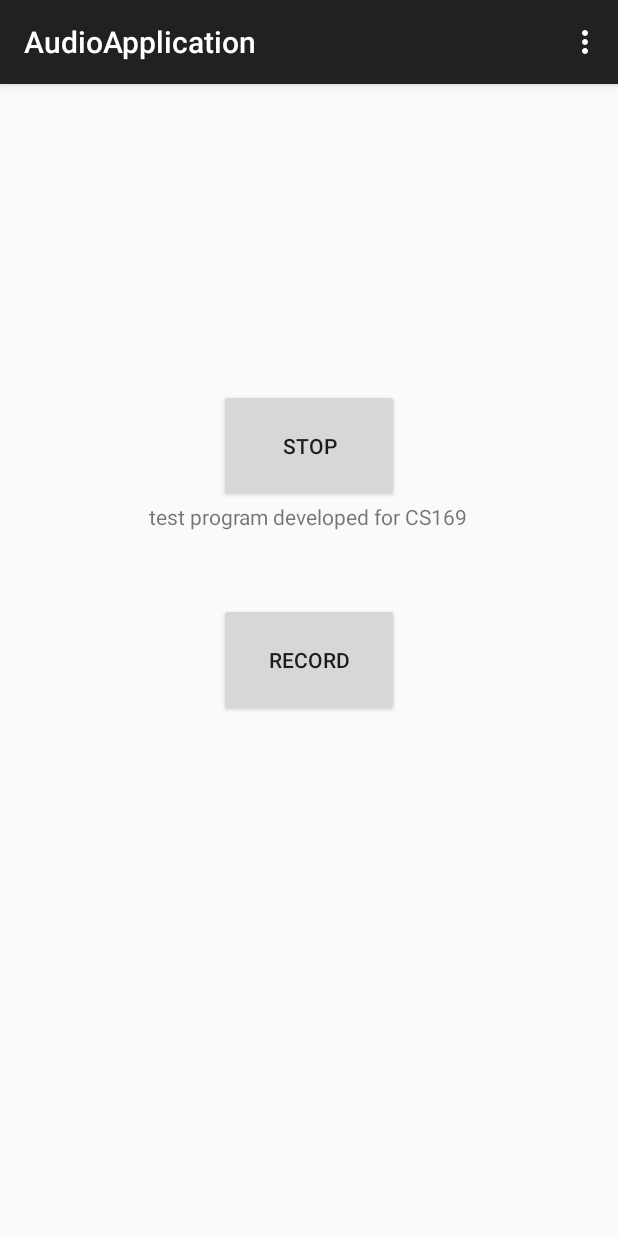
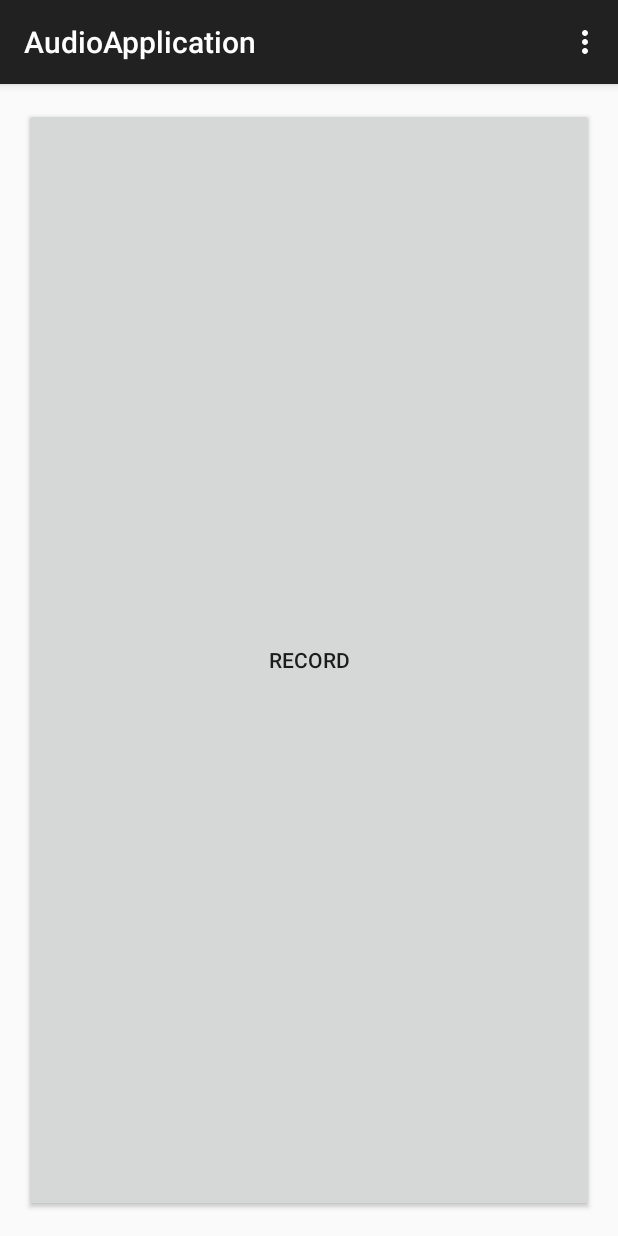
Before and after one commit to hw87244557/CS169, an Android app: the screen it shows after launch (MainActivity), in the options menu, after a tap on "Settings", on a phone screen of 412 x 824 dp. Run offline under Robolectric (Android 15) with nearby library versions, the phone set to English and light mode, and no system bars.

Commit message:
ui change

```diff
--- a/app/src/main/java/com/example/weihuang/audioapplication/BlockerDetector.java
+++ b/app/src/main/java/com/example/weihuang/audioapplication/BlockerDetector.java
@@ -32,7 +32,7 @@ public class BlockerDetector {
             return false;
         }
         int level_3_output = level_3(level_2_output);
-        if (count > 50000 && level_3_output > 1000) {
+        if (count > 50000 && level_3_output > 600) {
             return true;
         }
 
--- a/app/src/main/java/com/example/weihuang/audioapplication/ButtonListener.java
+++ b/app/src/main/java/com/example/weihuang/audioapplication/ButtonListener.java
@@ -30,39 +30,46 @@ public class ButtonListener implements Button.OnClickListener{
     @Override
     public void onClick(View view) {
         int button_id  = view.getId();
-        switch (button_id) {
-            case R.id.button_record:
-                view.setVisibility(View.INVISIBLE);
-                ((Activity) mContext).findViewById(R.id.button_play).setVisibility(View.INVISIBLE);
-                /* auto play */
-                taskTransmit = new TaskTransmit(mToneCreator);
-                taskTransmit.execute();
-                /* auto play */
-                recordTask = new TaskRecord(mContext, mParentActivity);
-                recordTask.execute();
-                break;
-            case R.id.button_record2:
-                view.setVisibility(View.INVISIBLE);
-                ((Activity) mContext).findViewById(R.id.button_play).setVisibility(View.INVISIBLE);
-                /* auto play */
-                taskTransmit = new TaskTransmit(mToneCreator2);
-                taskTransmit.execute();
-                /* auto play */
-                recordTask = new TaskRecord(mContext, mParentActivity);
-                recordTask.execute();
-                break;
-            case R.id.button_play:
-                view.setVisibility(View.INVISIBLE);
-                ((Activity) mContext).findViewById(R.id.button_record).setVisibility(View.INVISIBLE);
-                TaskPlay playTask = new TaskPlay(mContext);
-                playTask.execute();
-                break;
-            case R.id.button_stop:
-                if (recordTask != null) {
-                    recordTask.stopRecord();
-                    taskTransmit.stopTransmit();
-                }
-                break;
-        }
+        //view.setVisibility(View.INVISIBLE);
+        /* auto play */
+        taskTransmit = new TaskTransmit(mToneCreator2);
+        taskTransmit.execute();
+        /* auto record */
+        recordTask = new TaskRecord(mContext, mParentActivity);
+        recordTask.execute();
+//        switch (button_id) {
+////            case R.id.button_record:
+////                view.setVisibility(View.INVISIBLE);
+////                ((Activity) mContext).findViewById(R.id.button_play).setVisibility(View.INVISIBLE);
+////                /* auto play */
+////                taskTransmit = new TaskTransmit(mToneCreator);
+////                taskTransmit.execute();
+////                /* auto play */
+////                recordTask = new TaskRecord(mContext, mParentActivity);
+////                recordTask.execute();
+////                break;
+//            case R.id.button_record:
+//                view.setVisibility(View.INVISIBLE);
+////                ((Activity) mContext).findViewById(R.id.button_play).setVisibility(View.INVISIBLE);
+//                /* auto play */
+//                taskTransmit = new TaskTransmit(mToneCreator2);
+//                taskTransmit.execute();
+//                /* auto play */
+//                recordTask = new TaskRecord(mContext, mParentActivity);
+//                recordTask.execute();
+//                break;
+////            case R.id.button_play:
+////                view.setVisibility(View.INVISIBLE);
+////                ((Activity) mContext).findViewById(R.id.button_record).setVisibility(View.INVISIBLE);
+////                TaskPlay playTask = new TaskPlay(mContext);
+////                playTask.execute();
+////                break;
+//            case R.id.button_stop:
+//                if (recordTask != null) {
+//                    recordTask.stopRecord();
+//                    taskTransmit.stopTransmit();
+//                }
+//                break;
+//        }
     }
 }
--- /dev/null
+++ b/app/src/main/java/com/example/weihuang/audioapplication/ButtonLongListener.java
@@ -0,0 +1,32 @@
+package com.example.weihuang.audioapplication;
+
+import android.app.Activity;
+import android.content.Context;
+import android.view.View;
+import android.widget.Button;
+
+/**
+ * Created by libinjie on 11/15/15.
+ */
+public class ButtonLongListener implements Button.OnLongClickListener{
+    Context mContext;
+    TaskRecord recordTask = null;
+    TaskTransmit taskTransmit = null;
+    private Activity mParentActivity = null;
+
+    public void setContext (Context context) {
+        mContext = context;
+    }
+    public void setParentActivity (Activity parentActivity) {
+        mParentActivity = parentActivity;
+    }
+
+    @Override
+    public boolean onLongClick(View view) {
+        if (recordTask != null) {
+            recordTask.stopRecord();
+            taskTransmit.stopTransmit();
+        }
+        return true;
+    }
+}
--- a/app/src/main/java/com/example/weihuang/audioapplication/MainActivity.java
+++ b/app/src/main/java/com/example/weihuang/audioapplication/MainActivity.java
@@ -4,6 +4,7 @@ import android.support.v7.app.ActionBarActivity;
 import android.os.Bundle;
 import android.view.Menu;
 import android.view.MenuItem;
+import android.view.View;
 import android.widget.Button;
 
 
@@ -16,18 +17,22 @@ public class MainActivity extends ActionBarActivity {
         super.onCreate(savedInstanceState);
         setContentView(R.layout.activity_main);
         buttonRecord = (Button) findViewById(R.id.button_record);
-        buttonRecord2 = (Button) findViewById(R.id.button_record2);
-        buttonPlay = (Button) findViewById(R.id.button_play);
-        buttonStop = (Button) findViewById(R.id.button_stop);
+//        buttonRecord2 = (Button) findViewById(R.id.button_record2);
+//        buttonPlay = (Button) findViewById(R.id.button_play);
+//        buttonStop = (Button) findViewById(R.id.button_stop);
         ButtonListener buttonListener = new ButtonListener();
+        ButtonLongListener buttonLongListener = new ButtonLongListener();
         buttonListener.setContext(this);
         buttonListener.setParentActivity(this);
         buttonListener.setToneCreator(new ToneCreator(1));
         buttonListener.setToneCreator2(new ToneCreator(2));
+        buttonLongListener.setContext(this);
+        buttonLongListener.setParentActivity(this);
         buttonRecord.setOnClickListener(buttonListener);
-        buttonRecord2.setOnClickListener(buttonListener);
-        buttonPlay.setOnClickListener(buttonListener);
-        buttonStop.setOnClickListener(buttonListener);
+//        buttonRecord2.setOnClickListener(buttonListener);
+//        buttonPlay.setOnClickListener(buttonListener);
+//        buttonStop.setOnClickListener(buttonListener);
+        buttonRecord.setOnLongClickListener(buttonLongListener);
     }
 
     @Override
--- a/app/src/main/java/com/example/weihuang/audioapplication/TaskPlay.java
+++ b/app/src/main/java/com/example/weihuang/audioapplication/TaskPlay.java
@@ -73,9 +73,9 @@ public class TaskPlay extends AsyncTask<Void, Integer, Void> {
     }
 
     protected void onPostExecute(Void result) {
-        ((Activity) mContext)
-                .findViewById(R.id.button_play)
-                .setVisibility(View.VISIBLE);
+//        ((Activity) mContext)
+//                .findViewById(R.id.button_play)
+//                .setVisibility(View.VISIBLE);
         ((Activity) mContext)
                 .findViewById(R.id.button_record)
                 .setVisibility(View.VISIBLE);
--- a/app/src/main/java/com/example/weihuang/audioapplication/TaskRecord.java
+++ b/app/src/main/java/com/example/weihuang/audioapplication/TaskRecord.java
@@ -132,15 +132,15 @@ class TaskRecord extends AsyncTask<Void, Integer, Void> {
 
 
     protected void onPostExecute(Void result) {
-        ((Activity) mContext)
-                .findViewById(R.id.button_play)
-                .setVisibility(View.VISIBLE);
+//        ((Activity) mContext)
+//                .findViewById(R.id.button_play)
+//                .setVisibility(View.VISIBLE);
         ((Activity) mContext)
                 .findViewById(R.id.button_record)
                 .setVisibility(View.VISIBLE);
-        ((Activity) mContext)
-                .findViewById(R.id.button_record2)
-                .setVisibility(View.VISIBLE);
+//        ((Activity) mContext)
+//                .findViewById(R.id.button_record2)
+//                .setVisibility(View.VISIBLE);
     }
 
     public void stopRecord() {
--- a/app/src/main/res/layout/activity_main.xml
+++ b/app/src/main/res/layout/activity_main.xml
@@ -5,43 +5,47 @@
     android:paddingTop="@dimen/activity_vertical_margin"
     android:paddingBottom="@dimen/activity_vertical_margin" tools:context=".MainActivity">
 
+    <!--<Button-->
+        <!--android:id="@+id/button_record"-->
+        <!--android:layout_width="120dp"-->
+        <!--android:layout_height="75dp"-->
+        <!--android:text="Record"-->
+        <!--android:layout_centerVertical="true"-->
+        <!--android:layout_centerHorizontal="true" />-->
+    <!--<Button-->
+        <!--android:id="@+id/button_stop"-->
+        <!--android:layout_width="120dp"-->
+        <!--android:layout_height="75dp"-->
+        <!--android:text="Stop"-->
+        <!--android:layout_alignParentTop="true"-->
+        <!--android:layout_alignParentStart="true"-->
+        <!--android:layout_alignEnd="@+id/button_record" />-->
+        <!--&lt;!&ndash;android:layout_alignStart="@+id/button_record" />&ndash;&gt;-->
+    <!--<Button-->
+        <!--android:id="@+id/button_play"-->
+        <!--android:layout_width="120dp"-->
+        <!--android:layout_height="75dp"-->
+        <!--android:text="Play"-->
+        <!--android:layout_alignParentBottom="true"-->
+        <!--android:layout_alignStart="@+id/button_record2" />-->
+
+    <!--<TextView-->
+        <!--android:layout_width="wrap_content"-->
+        <!--android:layout_height="wrap_content"-->
+        <!--android:text="test program developed for CS169"-->
+        <!--android:id="@+id/textView"-->
+        <!--android:layout_above="@+id/button_record"-->
+        <!--android:layout_centerHorizontal="true"-->
+        <!--android:layout_marginBottom="48dp" />-->
+
     <Button
         android:id="@+id/button_record"
         android:layout_width="120dp"
         android:layout_height="75dp"
         android:text="Record"
-        android:layout_centerVertical="true"
-        android:layout_centerHorizontal="true" />
-    <Button
-        android:id="@+id/button_stop"
-        android:layout_width="120dp"
-        android:layout_height="75dp"
-        android:text="Stop"
-        android:layout_above="@+id/textView"
-        android:layout_alignStart="@+id/button_record" />
-    <Button
-        android:id="@+id/button_play"
-        android:layout_width="120dp"
-        android:layout_height="75dp"
-        android:text="Play"
         android:layout_alignParentBottom="true"
-        android:layout_alignStart="@+id/button_record2" />
-
-    <TextView
-        android:layout_width="wrap_content"
-        android:layout_height="wrap_content"
-        android:text="test program developed for CS169"
-        android:id="@+id/textView"
-        android:layout_above="@+id/button_record"
-        android:layout_centerHorizontal="true"
-        android:layout_marginBottom="48dp" />
-
-    <Button
-        android:layout_width="120dp"
-        android:layout_height="75dp"
-        android:text="Record 2"
-        android:id="@+id/button_record2"
-        android:layout_below="@+id/button_record"
-        android:layout_centerHorizontal="true" />
+        android:layout_alignParentEnd="true"
+        android:layout_alignParentTop="true"
+        android:layout_alignParentStart="true" />
 
 </RelativeLayout>
```
